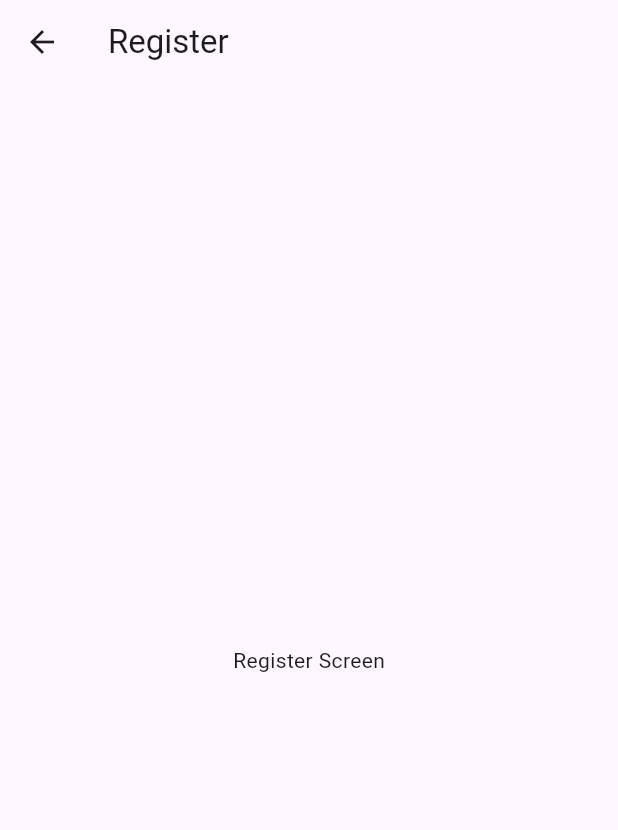
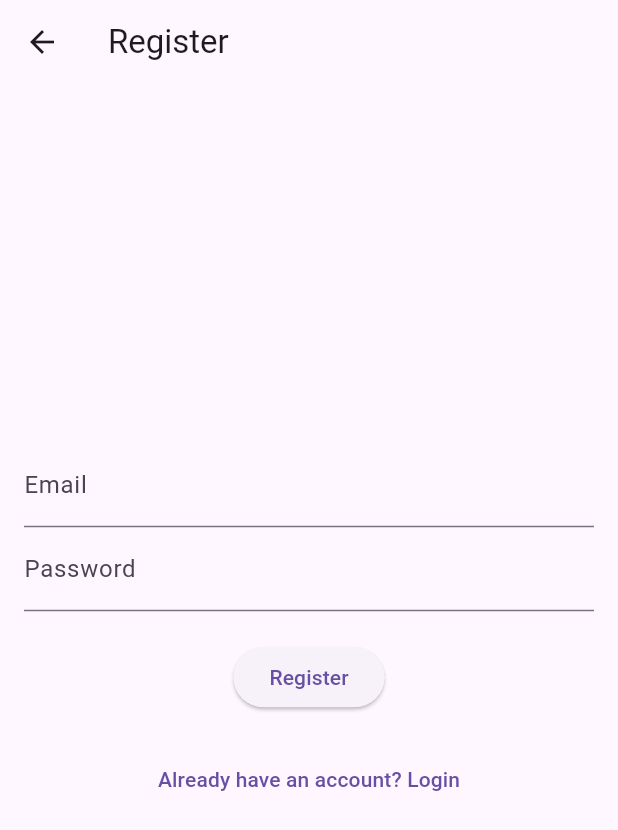
Before and after one commit to EASS-HIT-PART-A-2025-CLASS-VII/FocusEase, a Flutter app: the RegisterScreen screen opened by its route, on a phone screen of 412 x 824 dp. Shown: the top 830 px of the screen. Run offline on Flutter 3.47's test engine with Material 3 defaults, Android fonts, the phone set to English and light mode, and no system bars.

Commit message:
Added register navigation and fixed Firebase.json setup

```diff
--- a/focusease/lib/main.dart
+++ b/focusease/lib/main.dart
@@ -1,10 +1,14 @@
 import 'package:flutter/material.dart';
+import 'package:flutter_web_plugins/flutter_web_plugins.dart';
+import 'package:flutter_web_plugins/url_strategy.dart';
+
 import 'package:focusease/screens/login_screen.dart';
 import 'package:focusease/screens/register_screen.dart';
 import 'package:focusease/screens/tasks_screen.dart';
 import 'package:focusease/screens/media_screen.dart';
 
 void main() {
+  setUrlStrategy(PathUrlStrategy());
   runApp(const FocusEaseApp());
 }
 
--- a/focusease/lib/screens/register_screen.dart
+++ b/focusease/lib/screens/register_screen.dart
@@ -1,14 +1,85 @@
 import 'package:flutter/material.dart';
+import 'package:http/http.dart' as http;
+import 'dart:convert';
 
-class RegisterScreen extends StatelessWidget {
-  const RegisterScreen({Key? key}) : super(key: key);
+class RegisterScreen extends StatefulWidget {
+  const RegisterScreen({super.key});
+
+  @override
+  RegisterScreenState createState() => RegisterScreenState();
+}
+
+class RegisterScreenState extends State<RegisterScreen> {
+  final TextEditingController emailController = TextEditingController();
+  final TextEditingController passwordController = TextEditingController();
+
+  String responseMessage = '';
+
+  Future<void> register() async {
+    final url = Uri.parse('http://localhost:3000/register'); // ✅ user-service
+    try {
+      final response = await http.post(
+        url,
+        headers: {'Content-Type': 'application/json'},
+        body: jsonEncode({
+          'email': emailController.text,
+          'password': passwordController.text,
+        }),
+      );
+
+      if (response.statusCode == 200) {
+        final data = jsonDecode(response.body);
+        setState(() {
+          responseMessage = "Registered! Token: ${data['token']}";
+        });
+        // Navigate to tasks or login
+        Navigator.pushReplacementNamed(context, '/tasks');
+      } else {
+        setState(() {
+          responseMessage = "Registration failed: ${response.body}";
+        });
+      }
+    } catch (e) {
+      setState(() {
+        responseMessage = "Error: $e";
+      });
+    }
+  }
 
   @override
   Widget build(BuildContext context) {
     return Scaffold(
       appBar: AppBar(title: const Text('Register')),
-      body: const Center(
-        child: Text('Register Screen'),
+      body: Padding(
+        padding: const EdgeInsets.all(16.0),
+        child: Column(
+          mainAxisAlignment: MainAxisAlignment.center,
+          children: [
+            TextField(
+              controller: emailController,
+              decoration: const InputDecoration(labelText: 'Email'),
+            ),
+            TextField(
+              controller: passwordController,
+              decoration: const InputDecoration(labelText: 'Password'),
+              obscureText: true,
+            ),
+            const SizedBox(height: 20),
+            ElevatedButton(
+              onPressed: register,
+              child: const Text('Register'),
+            ),
+            const SizedBox(height: 20),
+            TextButton(
+              onPressed: () {
+                Navigator.pushReplacementNamed(context, '/');
+              },
+              child: const Text("Already have an account? Login"),
+            ),
+            const SizedBox(height: 20),
+            Text(responseMessage),
+          ],
+        ),
       ),
     );
   }
```
Also changed, not shown: focusease/lib/screens/login_screen.dart (+75 -4 lines), focusease/firebase.json (added), 1 other file.
